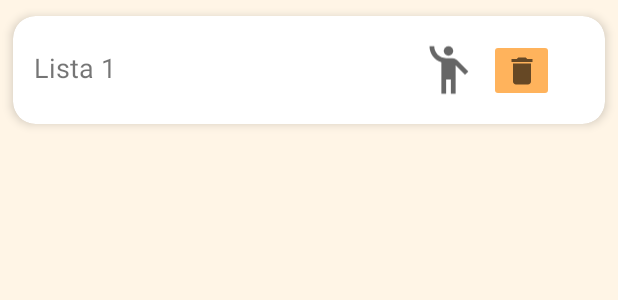
After one commit to albayo/SuperCarrito3, an Android app: the layout amigos_recycler.xml on its own in the app's theme, with its tools: preview values and no code run, on a phone screen of 412 x 824 dp. The commit adds this screen. Shown: the top 300 px of the screen. Run offline under Robolectric (Android 15) with nearby library versions, the light colour scheme and no system bars; Roboto replaces fonts that are not available here.

Commit message:
Amigossss

```diff
--- /dev/null
+++ b/app/src/main/res/layout/amigos_recycler.xml
@@ -0,0 +1,67 @@
+<?xml version="1.0" encoding="utf-8"?>
+<androidx.cardview.widget.CardView
+    xmlns:android="http://schemas.android.com/apk/res/android"
+    xmlns:app="http://schemas.android.com/apk/res-auto"
+    xmlns:tools="http://schemas.android.com/tools"
+    android:layout_width="match_parent"
+    android:layout_height="wrap_content"
+    android:id="@+id/item_lista_usuario"
+    app:cardCornerRadius="15dp"
+    app:cardElevation="4dp"
+    app:cardUseCompatPadding="true">
+
+    <androidx.constraintlayout.widget.ConstraintLayout
+        android:layout_width="match_parent"
+        android:layout_height="wrap_content"
+        android:padding="6dp"
+        android:orientation="vertical">
+
+        <TextView
+            android:id="@+id/text_lista_usuario"
+            android:layout_width="wrap_content"
+            android:layout_height="wrap_content"
+            android:layout_marginStart="8dp"
+            android:layout_marginTop="16dp"
+            android:text="Lista 1"
+            android:textSize="18sp"
+            app:layout_constraintStart_toStartOf="parent"
+            app:layout_constraintTop_toTopOf="parent" />
+
+        <TextView
+            android:id="@+id/text_id_lista"
+            android:layout_width="wrap_content"
+            android:layout_height="wrap_content"
+            android:text="TextView"
+            android:visibility="invisible"
+            app:layout_constraintStart_toStartOf="parent"
+            app:layout_constraintTop_toBottomOf="@+id/text_lista_usuario" />
+
+        <ImageView
+            android:id="@+id/imagenAmigo"
+            android:layout_width="38dp"
+            android:layout_height="44dp"
+            android:layout_marginTop="8dp"
+            android:layout_marginEnd="8dp"
+            android:layout_marginBottom="8dp"
+            app:layout_constraintBottom_toBottomOf="parent"
+            app:layout_constraintEnd_toStartOf="@+id/btEliminarAmigo"
+            app:layout_constraintTop_toTopOf="parent"
+            app:srcCompat="@drawable/ic_amigos_1" />
+
+        <ImageButton
+            android:id="@+id/btEliminarAmigo"
+            android:layout_width="43dp"
+            android:layout_height="42dp"
+            android:layout_marginEnd="28dp"
+            android:backgroundTint="@color/naranja_items"
+            app:layout_constraintBottom_toBottomOf="parent"
+            app:layout_constraintEnd_toEndOf="parent"
+            app:layout_constraintTop_toTopOf="parent"
+            app:layout_constraintVertical_bias="0.533"
+            app:srcCompat="@drawable/ic_delete_black" />
+
+
+    </androidx.constraintlayout.widget.ConstraintLayout>
+
+</androidx.cardview.widget.CardView>
+    <!-- -->
```
Also changed, not shown: app/src/main/java/Adapters/ListaAmigosAdapter.java (+40 -5 lines), app/src/main/java/com/example/accesoconcorreo/ListaAmigos.java (+10 -2 lines), app/src/main/res/layout/activity_lista_amigos.xml (+16 -0 lines).
